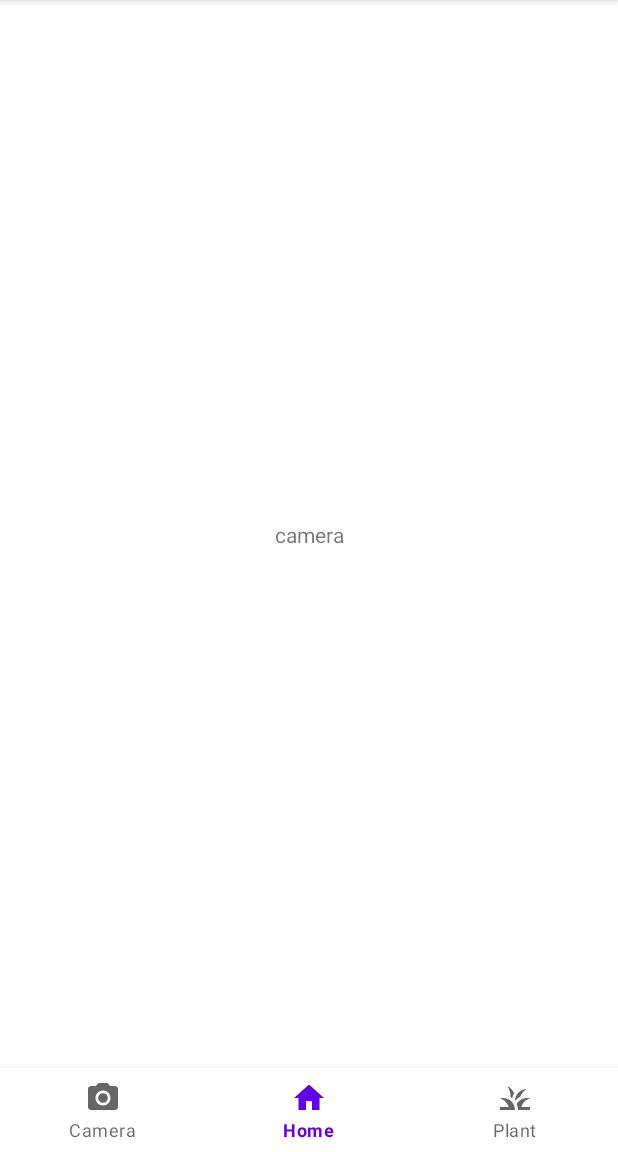
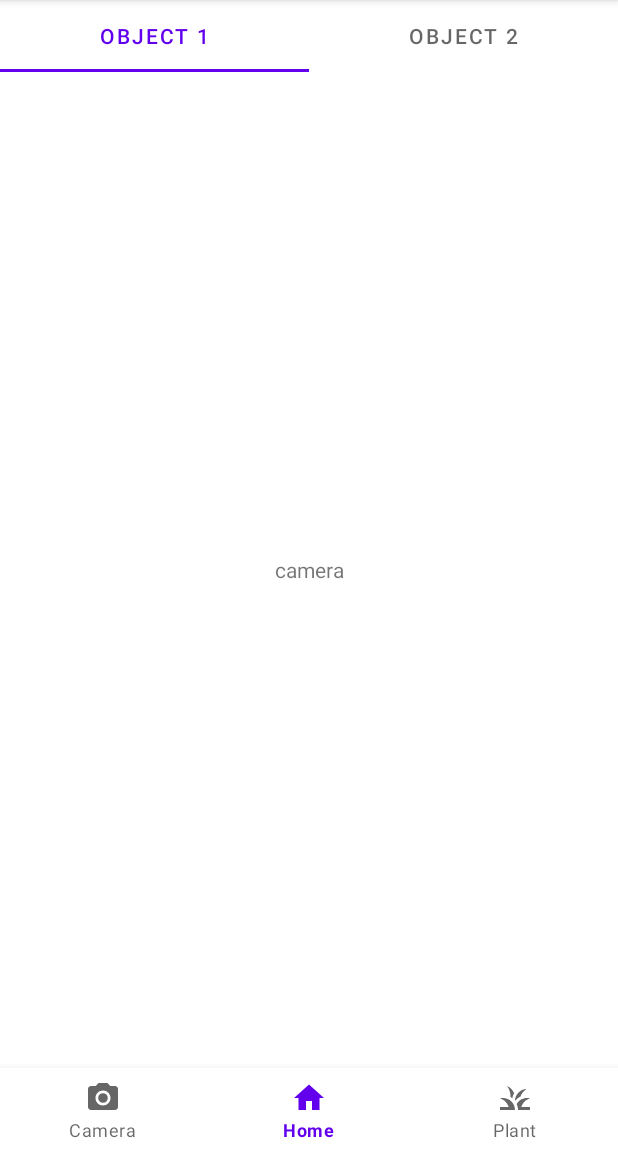
Before and after one commit to kimwest00/kotlin-basic-projec, an Android app: the screen it shows after launch (MainActivity), on a phone screen of 412 x 824 dp, the part 84-1236 px from its top. Run offline under Robolectric (Android 15) with nearby library versions, the phone set to English and light mode, and no system bars.

Commit message:
FEAT - tabLayout 추가 연결

```diff
--- a/week6/app/src/main/java/umc/standard/myapplication/HomeFragment.kt
+++ b/week6/app/src/main/java/umc/standard/myapplication/HomeFragment.kt
@@ -6,6 +6,7 @@ import android.view.View
 import android.view.ViewGroup
 import androidx.fragment.app.Fragment
 import androidx.viewpager2.widget.ViewPager2
+import com.google.android.material.tabs.TabLayoutMediator
 import umc.standard.myapplication.databinding.FragmentHomeBinding
 
 class HomeFragment : Fragment() {
@@ -25,5 +26,9 @@ class HomeFragment : Fragment() {
         viewpagerAdapter = ViewPagerAdapter(this)
         viewPager = viewBindng.vpNews
         viewPager.adapter = viewpagerAdapter
+        var tabLayout = viewBindng.tabLayout
+        TabLayoutMediator(tabLayout,viewPager){tab,position ->
+            tab.text = "OBJECT ${(position + 1)}"
+        }.attach()
     }
 }
--- a/week6/app/src/main/res/layout/fragment_home.xml
+++ b/week6/app/src/main/res/layout/fragment_home.xml
@@ -3,11 +3,18 @@
     android:layout_width="match_parent"
     android:layout_height="match_parent"
     xmlns:app="http://schemas.android.com/apk/res-auto">
+    <com.google.android.material.tabs.TabLayout
+        android:id="@+id/tab_layout"
+        android:layout_width="match_parent"
+        android:layout_height="wrap_content"
+        app:layout_constraintTop_toTopOf="parent"
+        app:layout_constraintBottom_toTopOf="@id/vp_news"/>
     <androidx.viewpager2.widget.ViewPager2
         android:id="@+id/vp_news"
         android:orientation="horizontal"
         android:layout_width="match_parent"
-        android:layout_height="wrap_content"
-        app:layout_constraintTop_toTopOf="parent"
-        app:layout_constraintBottom_toBottomOf="parent"/>
+        android:layout_height="0dp"
+        app:layout_constraintTop_toBottomOf="@id/tab_layout"
+        app:layout_constraintBottom_toBottomOf="parent
+"/>
 </androidx.constraintlayout.widget.ConstraintLayout>
```
